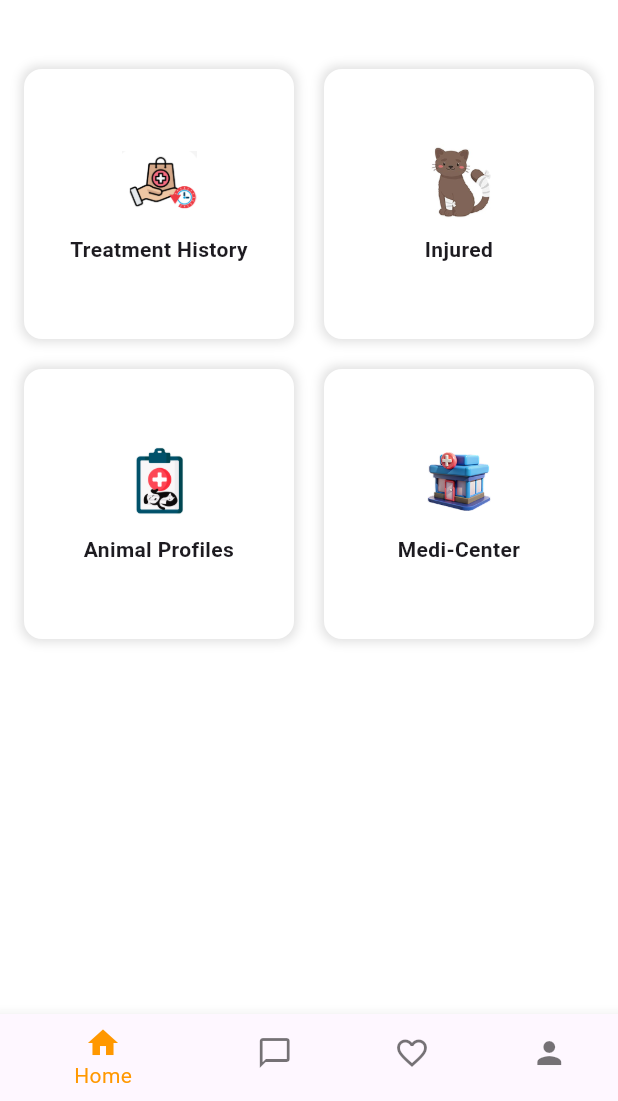
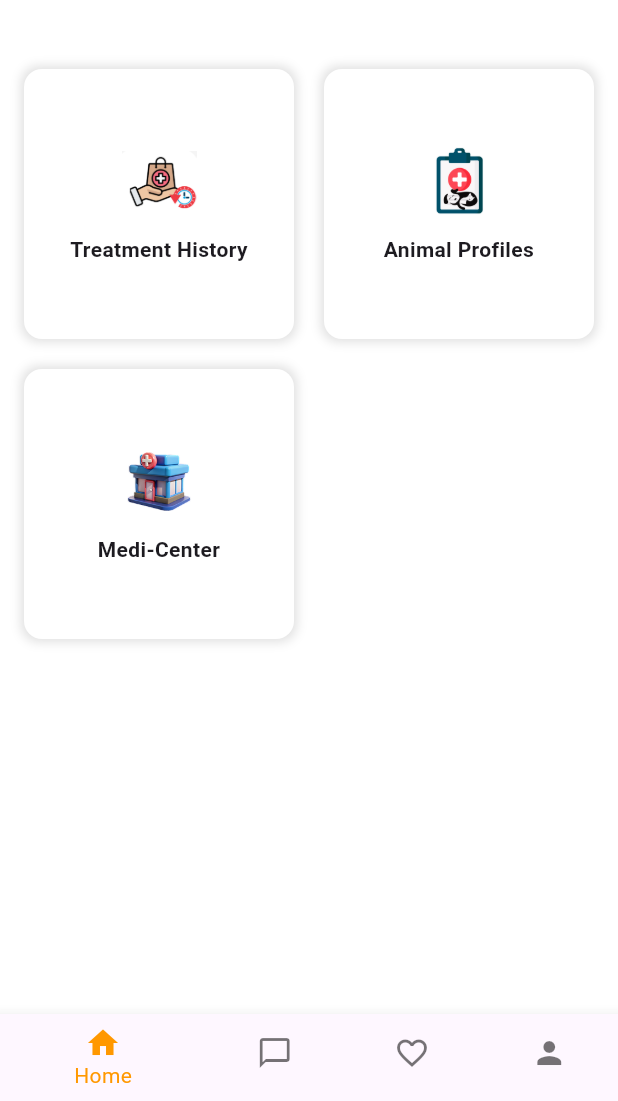
Before and after one commit to Shribodhi/SDGP-PawRescue, a Flutter app: the HomePage screen opened directly, on a phone screen of 412 x 824 dp, the part 135-1236 px from its top. Run offline on Flutter 3.47's test engine with Material 3 defaults, Android fonts, the phone set to English and light mode, and no system bars.

Commit message:
fixed the broken code and restored to the original

```diff
--- a/lib/home_page.dart
+++ b/lib/home_page.dart
@@ -1,5 +1,4 @@
 import 'package:flutter/material.dart';
-import 'shop_page.dart'; // Import the shop page
 
 class HomePage extends StatelessWidget {
   const HomePage({super.key});
@@ -28,7 +27,6 @@ class HomePage extends StatelessWidget {
               mainAxisSpacing: 20,
               children: [
                 _buildClickableGridItem(context, 'Treatment History', 'assets/treatment.png'),
-                _buildShopGridItem(context, 'Injured', 'assets/injured.png'),
                 _buildClickableGridItem(context, 'Animal Profiles', 'assets/animal_profiles.png'),
                 _buildClickableGridItem(context, 'Medi-Center', 'assets/medi_center.png'),
               ],
@@ -101,51 +99,4 @@ class HomePage extends StatelessWidget {
       ),
     );
   }
-
-  Widget _buildShopGridItem(BuildContext context, String title, String imagePath) {
-    return Material(
-      color: Colors.transparent,
-      child: InkWell(
-        onTap: () {
-          Navigator.push(
-            context,
-            MaterialPageRoute(builder: (context) => const ShopPart()),
-          );
-        },
-        borderRadius: BorderRadius.circular(12),
-        child: Container(
-          decoration: BoxDecoration(
-            color: Colors.white,
-            borderRadius: BorderRadius.circular(12),
-            boxShadow: const [
-              BoxShadow(
-                color: Colors.black12,
-                blurRadius: 5,
-                spreadRadius: 2,
-              ),
-            ],
-          ),
-          child: Column(
-            mainAxisAlignment: MainAxisAlignment.center,
-            children: [
-              Image.asset(imagePath, width: 50, height: 50),
-              const SizedBox(height: 10),
-              Text(
-                title,
-                textAlign: TextAlign.center,
-                style: const TextStyle(
-                  fontSize: 14,
-                  fontWeight: FontWeight.bold,
-                ),
-              ),
-            ],
-          ),
-        ),
-      ),
-    );
-  }
 }
-
-class ShopPart {
-  const ShopPart();
-}
```
Also changed, not shown: lib/shop_page.dart (deleted, +0 -168 lines).
